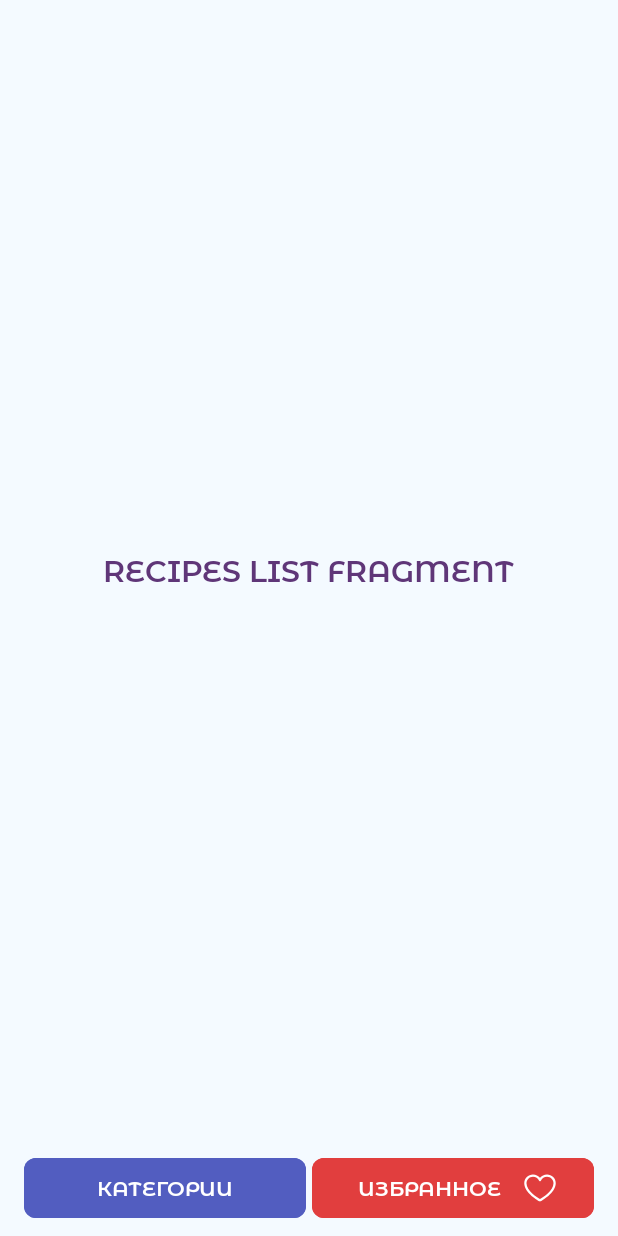
After one commit to softheitron/RecipesAppAndroid, an Android app: the fragment RecipesListFragment placed in its activity, on a phone screen of 412 x 824 dp. The commit adds this screen. Run offline under Robolectric (Android 15) with nearby library versions, the phone set to English and light mode, and no system bars.

Commit message:
RA-09-pass-callback-to-fragment

```diff
--- a/app/src/main/java/com/example/recipesapp/CategoriesListAdapter.kt
+++ b/app/src/main/java/com/example/recipesapp/CategoriesListAdapter.kt
@@ -11,11 +11,14 @@
 class CategoriesListAdapter(private val dataSet: List<Category>) :
     RecyclerView.Adapter<CategoriesListAdapter.ViewHolder>() {
 
+        var itemClickListener: OnItemClickListener? = null
+
     class ViewHolder(private val binding: ItemCategoryBinding) :
         RecyclerView.ViewHolder(binding.root) {
         val categoryImage = binding.imgCategory
         val titleText = binding.tvTitle
         val descriptionText = binding.tvDescription
+        val cardItem = binding.itemCategoryCard
     }
 
     override fun onCreateViewHolder(parent: ViewGroup, viewType: Int): ViewHolder {
@@ -33,6 +36,7 @@
         val context = holder.itemView.context
         holder.titleText.text = category.title
         holder.descriptionText.text = category.description
+        holder.cardItem.setOnClickListener { itemClickListener?.onItemClick() }
 
         val drawable =
             try {
@@ -45,6 +49,10 @@
 
     }
 
+    fun setOnItemClickListener(listener: OnItemClickListener) {
+        itemClickListener = listener
+    }
+
     override fun getItemCount(): Int = dataSet.size
 
 }
--- a/app/src/main/java/com/example/recipesapp/CategoriesListFragment.kt
+++ b/app/src/main/java/com/example/recipesapp/CategoriesListFragment.kt
@@ -5,6 +5,8 @@
 import android.view.View
 import android.view.ViewGroup
 import androidx.fragment.app.Fragment
+import androidx.fragment.app.commit
+import androidx.fragment.app.replace
 import com.example.recipesapp.databinding.FragmentListCategoriesBinding
 
 class CategoriesListFragment : Fragment(R.layout.fragment_list_categories) {
@@ -35,6 +37,15 @@
     private fun initRecycler() {
         val recyclerAdapter = CategoriesListAdapter(STUB.getCategories())
         categoriesListBinding.rvCategories.adapter = recyclerAdapter
+        recyclerAdapter.setOnItemClickListener(object : OnItemClickListener {
+            override fun onItemClick() {
+                parentFragmentManager.commit {
+                    setReorderingAllowed(true)
+                    replace<RecipesListFragment>(R.id.fragmentContainerView)
+                }
+            }
+
+        })
     }
 
     override fun onDestroyView() {
--- /dev/null
+++ b/app/src/main/java/com/example/recipesapp/OnItemClickListener.kt
@@ -0,0 +1,5 @@
+package com.example.recipesapp
+
+interface OnItemClickListener {
+    fun onItemClick()
+}
--- /dev/null
+++ b/app/src/main/java/com/example/recipesapp/RecipesListFragment.kt
@@ -0,0 +1,28 @@
+package com.example.recipesapp
+
+import android.os.Bundle
+import android.view.LayoutInflater
+import android.view.View
+import android.view.ViewGroup
+import androidx.fragment.app.Fragment
+import com.example.recipesapp.databinding.FragmentListRecipesBinding
+
+class RecipesListFragment : Fragment(R.layout.fragment_list_recipes) {
+
+    private var _recipesListBinding : FragmentListRecipesBinding? = null
+    private val recipesListBinding
+        get() = _recipesListBinding
+            ?: throw IllegalStateException("Recipies List Binding ,ust not me null")
+
+    override fun onCreateView(
+        inflater: LayoutInflater,
+        container: ViewGroup?,
+        savedInstanceState: Bundle?
+    ): View {
+        _recipesListBinding = FragmentListRecipesBinding
+            .inflate(inflater, container, false)
+        val view = recipesListBinding.root
+        return view
+    }
+
+}
--- /dev/null
+++ b/app/src/main/res/layout/fragment_list_recipes.xml
@@ -0,0 +1,18 @@
+<?xml version="1.0" encoding="utf-8"?>
+<androidx.constraintlayout.widget.ConstraintLayout xmlns:android="http://schemas.android.com/apk/res/android"
+    xmlns:app="http://schemas.android.com/apk/res-auto"
+    android:layout_width="match_parent"
+    android:layout_height="match_parent"
+    android:background="@color/main_background">
+
+    <TextView
+        style="@style/StyleTitle20"
+        android:layout_width="wrap_content"
+        android:layout_height="wrap_content"
+        android:text="Recipes List Fragment"
+        app:layout_constraintBottom_toBottomOf="parent"
+        app:layout_constraintEnd_toEndOf="parent"
+        app:layout_constraintStart_toStartOf="parent"
+        app:layout_constraintTop_toTopOf="parent" />
+
+</androidx.constraintlayout.widget.ConstraintLayout>
--- a/app/src/main/res/layout/item_category.xml
+++ b/app/src/main/res/layout/item_category.xml
@@ -2,6 +2,7 @@
 <androidx.cardview.widget.CardView xmlns:android="http://schemas.android.com/apk/res/android"
     xmlns:app="http://schemas.android.com/apk/res-auto"
     xmlns:tools="http://schemas.android.com/tools"
+    android:id="@+id/itemCategoryCard"
     android:layout_width="match_parent"
     android:layout_height="@dimen/item_category_main"
     android:layout_margin="@dimen/margin_half"
```
